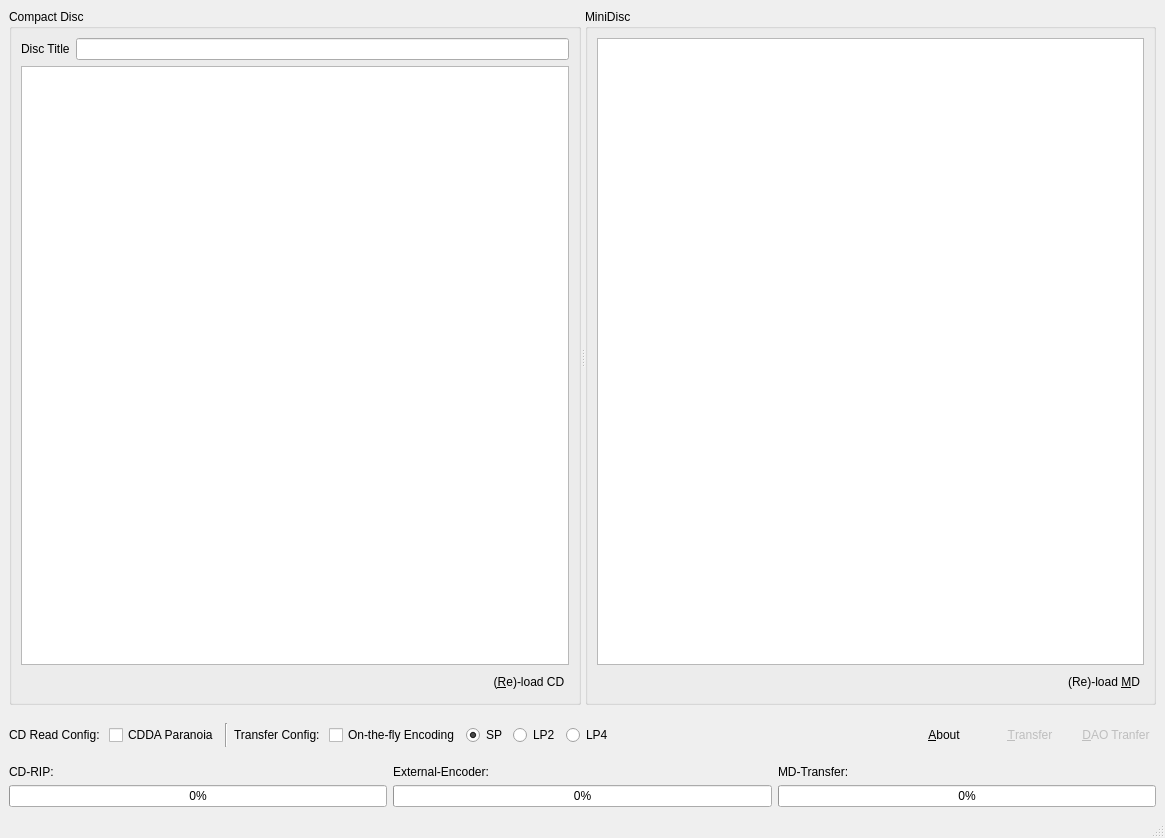
Jo2003/cd2netmd_gui, file mainwindow.ui: the form before one commit.
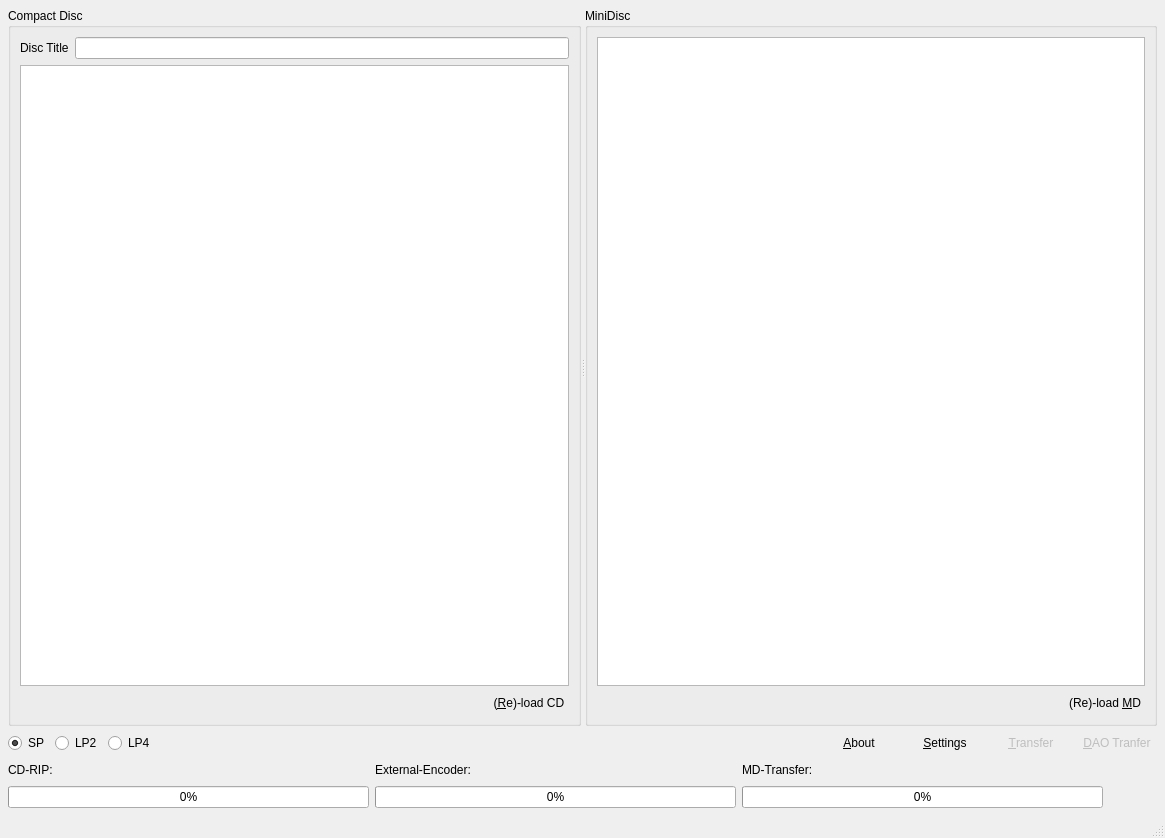
The form after the commit. Icons and pictures are not drawn. Custom widgets are drawn as their Qt base class.

Commit message: - add settings dialog - add add dark- and light theme

```diff
--- a/mainwindow.ui
+++ b/mainwindow.ui
@@ -18,7 +18,19 @@
     <normaloff>:/main/md</normaloff>:/main/md</iconset>
   </property>
   <widget class="QWidget" name="centralwidget">
-   <layout class="QVBoxLayout" name="verticalLayout" stretch="20,1,1">
+   <layout class="QVBoxLayout" name="verticalLayout" stretch="10,0,0">
+    <property name="leftMargin">
+     <number>8</number>
+    </property>
+    <property name="topMargin">
+     <number>8</number>
+    </property>
+    <property name="rightMargin">
+     <number>8</number>
+    </property>
+    <property name="bottomMargin">
+     <number>8</number>
+    </property>
     <item>
      <widget class="QSplitter" name="splitter">
       <property name="orientation">
@@ -173,53 +185,6 @@
     </item>
     <item>
      <layout class="QHBoxLayout" name="horizontalLayout_4">
-      <item>
-       <widget class="QLabel" name="label_2">
-        <property name="text">
-         <string>CD Read Config: </string>
-        </property>
-       </widget>
-      </item>
-      <item>
-       <widget class="QCheckBox" name="checkParanoia">
-        <property name="statusTip">
-         <string>CDDA paranoia support. Reads exactly, but slow.</string>
-        </property>
-        <property name="text">
-         <string>CDDA Paranoia</string>
-        </property>
-       </widget>
-      </item>
-      <item>
-       <widget class="Line" name="line">
-        <property name="maximumSize">
-         <size>
-          <width>16777215</width>
-          <height>24</height>
-         </size>
-        </property>
-        <property name="orientation">
-         <enum>Qt::Vertical</enum>
-        </property>
-       </widget>
-      </item>
-      <item>
-       <widget class="QLabel" name="label_3">
-        <property name="text">
-         <string>Transfer Config: </string>
-        </property>
-       </widget>
-      </item>
-      <item>
-       <widget class="QCheckBox" name="checkOTFEnc">
-        <property name="statusTip">
-         <string>Use On-the-fly encoding (where supported)</string>
-        </property>
-        <property name="text">
-         <string>On-the-fly Encoding</string>
-        </property>
-       </widget>
-      </item>
       <item>
        <widget class="QRadioButton" name="radioSP">
         <property name="statusTip">
@@ -275,25 +240,6 @@
         </property>
        </spacer>
       </item>
-      <item>
-       <widget class="QLabel" name="labAnimation">
-        <property name="minimumSize">
-         <size>
-          <width>48</width>
-          <height>48</height>
-         </size>
-        </property>
-        <property name="maximumSize">
-         <size>
-          <width>48</width>
-          <height>48</height>
-         </size>
-        </property>
-        <property name="text">
-         <string/>
-        </property>
-       </widget>
-      </item>
       <item>
        <widget class="QPushButton" name="pushAbout">
         <property name="statusTip">
@@ -317,6 +263,29 @@
         </property>
        </widget>
       </item>
+      <item>
+       <widget class="QPushButton" name="pushSettings">
+        <property name="statusTip">
+         <string>Program Settings</string>
+        </property>
+        <property name="text">
+         <string>&amp;Settings</string>
+        </property>
+        <property name="icon">
+         <iconset resource="resources.qrc">
+          <normaloff>:/buttons/settings</normaloff>:/buttons/settings</iconset>
+        </property>
+        <property name="iconSize">
+         <size>
+          <width>24</width>
+          <height>24</height>
+         </size>
+        </property>
+        <property name="flat">
+         <bool>true</bool>
+        </property>
+       </widget>
+      </item>
       <item>
        <widget class="QPushButton" name="pushTransfer">
         <property name="enabled">
@@ -427,6 +396,25 @@
         </item>
        </layout>
       </item>
+      <item>
+       <widget class="QLabel" name="labAnimation">
+        <property name="minimumSize">
+         <size>
+          <width>48</width>
+          <height>48</height>
+         </size>
+        </property>
+        <property name="maximumSize">
+         <size>
+          <width>48</width>
+          <height>48</height>
+         </size>
+        </property>
+        <property name="text">
+         <string/>
+        </property>
+       </widget>
+      </item>
      </layout>
     </item>
    </layout>
```
Left out of the diff: 8 changed lines with no effect on the pictures. The commit also changes 438 other files.
